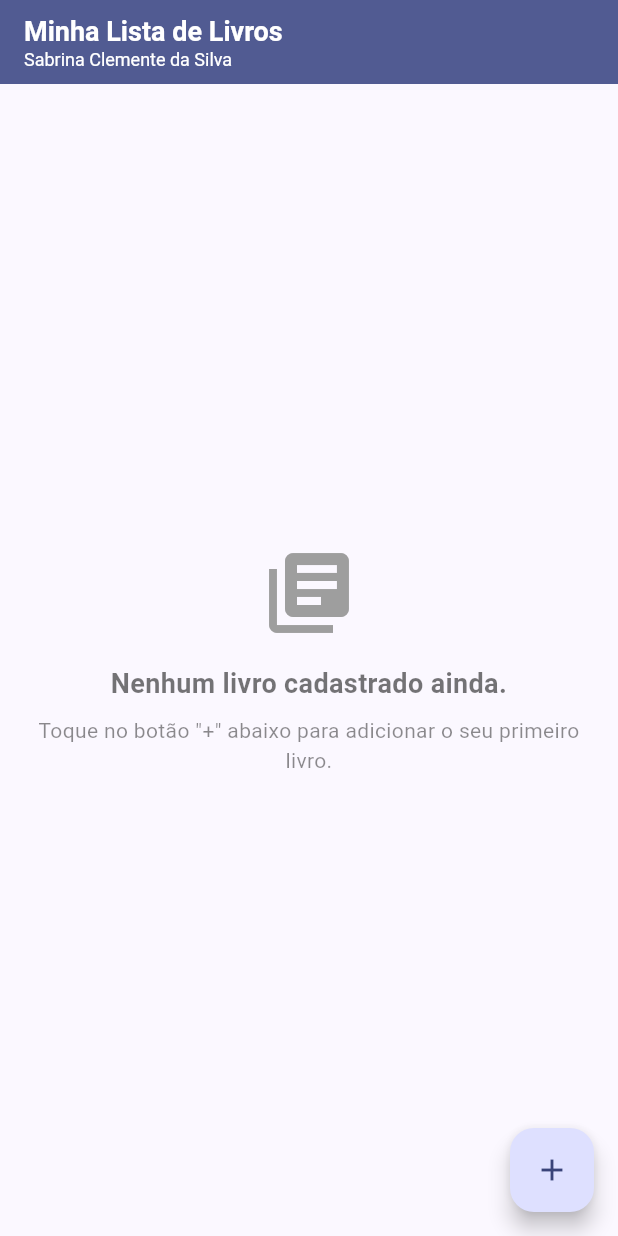
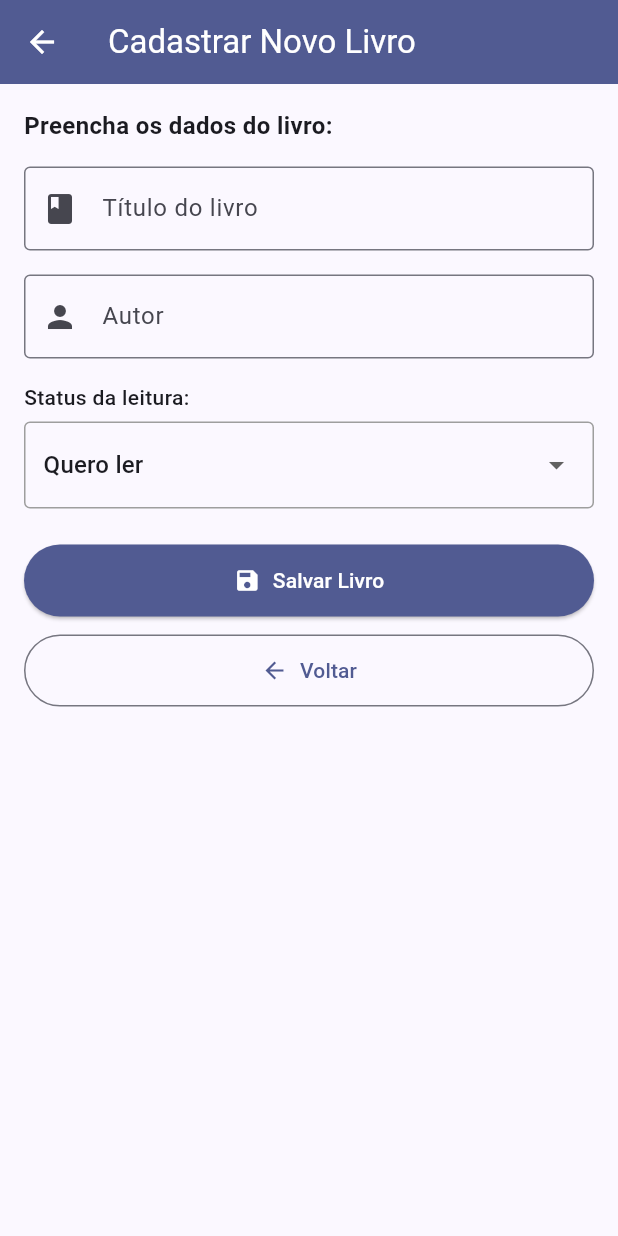
Before and after one commit to sabrinacls/app-organizacao-de-leituras, a Flutter app: the screen it shows after launch, after a tap on the "add" icon, on a phone screen of 412 x 824 dp. Run offline on Flutter 3.47's test engine with Material 3 defaults, Android fonts, the phone set to English and light mode, and no system bars.

Commit message:
feat: implementar cadastro, remoção e navegação entre telas

```diff
--- /dev/null
+++ b/lib/screens/tela_cadastro.dart
@@ -0,0 +1,167 @@
+import 'package:flutter/material.dart';
+import '../models/livro.dart';
+
+class TelaCadastro extends StatefulWidget {
+  const TelaCadastro({super.key});
+
+  @override
+  State<TelaCadastro> createState() => _TelaCadastroState();
+}
+
+class _TelaCadastroState extends State<TelaCadastro> {
+  final TextEditingController _tituloController = TextEditingController();
+  final TextEditingController _autorController = TextEditingController();
+
+  final List<String> _opcoesStatus = ['Quero ler', 'Lendo', 'Concluído'];
+  String _statusSelecionado = 'Quero ler';
+
+  @override
+  void dispose() {
+    _tituloController.dispose();
+    _autorController.dispose();
+    super.dispose();
+  }
+
+  void _salvarLivro() {
+    final titulo = _tituloController.text.trim();
+    final autor = _autorController.text.trim();
+
+    // Validações obrigatórias
+    if (titulo.isEmpty) {
+      _mostrarErro('Por favor, informe o título do livro.');
+      return;
+    }
+
+    if (autor.isEmpty) {
+      _mostrarErro('Por favor, informe o nome do autor.');
+      return;
+    }
+
+    if (!_opcoesStatus.contains(_statusSelecionado)) {
+      _mostrarErro('Selecione um status de leitura válido.');
+      return;
+    }
+
+    final novoLivro = Livro(
+      titulo: titulo,
+      autor: autor,
+      status: _statusSelecionado,
+    );
+
+    Navigator.pop(context, novoLivro);
+  }
+
+  void _mostrarErro(String mensagem) {
+    ScaffoldMessenger.of(context).hideCurrentSnackBar();
+    ScaffoldMessenger.of(context).showSnackBar(
+      SnackBar(
+        content: Text(mensagem),
+        backgroundColor: Colors.red.shade700,
+      ),
+    );
+  }
+
+  @override
+  Widget build(BuildContext context) {
+    return Scaffold(
+      appBar: AppBar(
+        backgroundColor: Theme.of(context).colorScheme.primary,
+        foregroundColor: Colors.white,
+        title: const Text('Cadastrar Novo Livro'),
+      ),
+      body: SingleChildScrollView(
+        padding: const EdgeInsets.all(16.0),
+        child: Column(
+          crossAxisAlignment: CrossAxisAlignment.stretch,
+          children: [
+            const Text(
+              'Preencha os dados do livro:',
+              style: TextStyle(fontSize: 16, fontWeight: FontWeight.w600),
+            ),
+            const SizedBox(height: 16),
+
+            TextField(
+              controller: _tituloController,
+              textCapitalization: TextCapitalization.sentences,
+              decoration: const InputDecoration(
+                labelText: 'Título do livro',
+                hintText: 'Ex.: Dom Casmurro',
+                prefixIcon: Icon(Icons.book),
+                border: OutlineInputBorder(),
+              ),
+            ),
+            const SizedBox(height: 16),
+
+            TextField(
+              controller: _autorController,
+              textCapitalization: TextCapitalization.words,
+              decoration: const InputDecoration(
+                labelText: 'Autor',
+                hintText: 'Ex.: Machado de Assis',
+                prefixIcon: Icon(Icons.person),
+                border: OutlineInputBorder(),
+              ),
+            ),
+            const SizedBox(height: 16),
+
+            const Text(
+              'Status da leitura:',
+              style: TextStyle(fontSize: 14, fontWeight: FontWeight.w500),
+            ),
+            const SizedBox(height: 6),
+            Container(
+              padding: const EdgeInsets.symmetric(horizontal: 12, vertical: 4),
+              decoration: BoxDecoration(
+                border: Border.all(color: Colors.grey),
+                borderRadius: BorderRadius.circular(4),
+              ),
+              child: DropdownButtonHideUnderline(
+                child: DropdownButton<String>(
+                  value: _statusSelecionado,
+                  isExpanded: true,
+                  items: _opcoesStatus.map((String status) {
+                    return DropdownMenuItem<String>(
+                      value: status,
+                      child: Text(status),
+                    );
+                  }).toList(),
+                  onChanged: (String? novoValor) {
+                    if (novoValor != null) {
+                      setState(() {
+                        _statusSelecionado = novoValor;
+                      });
+                    }
+                  },
+                ),
+              ),
+            ),
+            const SizedBox(height: 24),
+
+            ElevatedButton.icon(
+              onPressed: _salvarLivro,
+              icon: const Icon(Icons.save),
+              label: const Text('Salvar Livro'),
+              style: ElevatedButton.styleFrom(
+                backgroundColor: Theme.of(context).colorScheme.primary,
+                foregroundColor: Colors.white,
+                padding: const EdgeInsets.symmetric(vertical: 14),
+              ),
+            ),
+            const SizedBox(height: 12),
+
+            OutlinedButton.icon(
+              onPressed: () {
+                Navigator.pop(context);
+              },
+              icon: const Icon(Icons.arrow_back),
+              label: const Text('Voltar'),
+              style: OutlinedButton.styleFrom(
+                padding: const EdgeInsets.symmetric(vertical: 14),
+              ),
+            ),
+          ],
+        ),
+      ),
+    );
+  }
+}
--- a/lib/screens/tela_inicial.dart
+++ b/lib/screens/tela_inicial.dart
@@ -1,5 +1,6 @@
 import 'package:flutter/material.dart';
 import '../models/livro.dart';
+import 'tela_cadastro.dart';
 
 class TelaInicial extends StatefulWidget {
   const TelaInicial({super.key});
@@ -9,10 +10,47 @@ class TelaInicial extends StatefulWidget {
 }
 
 class _TelaInicialState extends State<TelaInicial> {
-  // Lista que armazenará os livros em memória (será persistida na Etapa 4)
   final List<Livro> _livros = [];
 
-  // Define uma cor diferente para cada status de leitura
+  Future<void> _abrirTelaCadastro() async {
+    final Livro? novoLivro = await Navigator.push<Livro>(
+      context,
+      MaterialPageRoute(
+        builder: (context) => const TelaCadastro(),
+      ),
+    );
+
+    if (novoLivro != null) {
+      setState(() {
+        _livros.add(novoLivro);
+      });
+
+      if (!mounted) return;
+      ScaffoldMessenger.of(context).hideCurrentSnackBar();
+      ScaffoldMessenger.of(context).showSnackBar(
+        SnackBar(
+          content: Text('Livro "${novoLivro.titulo}" adicionado com sucesso!'),
+          backgroundColor: Colors.green.shade700,
+        ),
+      );
+    }
+  }
+
+  void _removerLivro(int index) {
+    final livroRemovido = _livros[index];
+
+    setState(() {
+      _livros.removeAt(index);
+    });
+
+    ScaffoldMessenger.of(context).hideCurrentSnackBar();
+    ScaffoldMessenger.of(context).showSnackBar(
+      SnackBar(
+        content: Text('Livro "${livroRemovido.titulo}" removido.'),
+      ),
+    );
+  }
+
   Color _corDoStatus(String status) {
     switch (status) {
       case 'Lendo':
@@ -25,7 +63,6 @@ class _TelaInicialState extends State<TelaInicial> {
     }
   }
 
-  // Define um ícone simples para cada status de leitura
   IconData _iconeDoStatus(String status) {
     switch (status) {
       case 'Lendo':
@@ -120,14 +157,17 @@ class _TelaInicialState extends State<TelaInicial> {
                       ],
                     ),
                     isThreeLine: true,
+                    trailing: IconButton(
+                      icon: const Icon(Icons.delete_outline, color: Colors.red),
+                      tooltip: 'Remover livro',
+                      onPressed: () => _removerLivro(index),
+                    ),
                   ),
                 );
               },
             ),
       floatingActionButton: FloatingActionButton(
-        onPressed: () {
-          // Navegação para a TelaCadastro será conectada na Etapa 2
-        },
+        onPressed: _abrirTelaCadastro,
         tooltip: 'Adicionar livro',
         child: const Icon(Icons.add),
       ),
```
